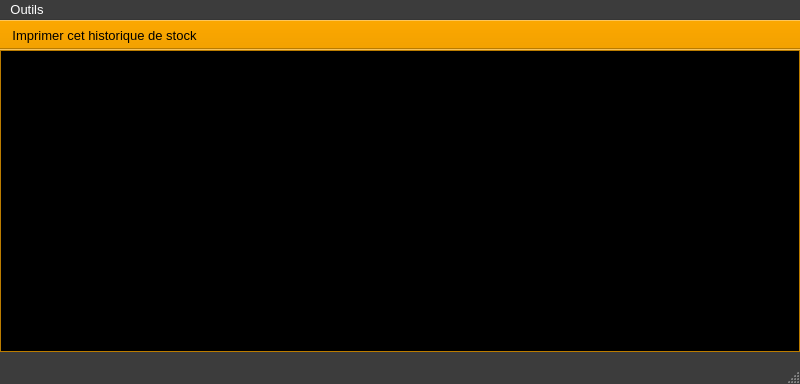
First picture: the form in ui/yeroth-erp-historique-du-stock-window.ui, repository xnoumbissinoundou/yeroth-erp-3.0, before the edit.
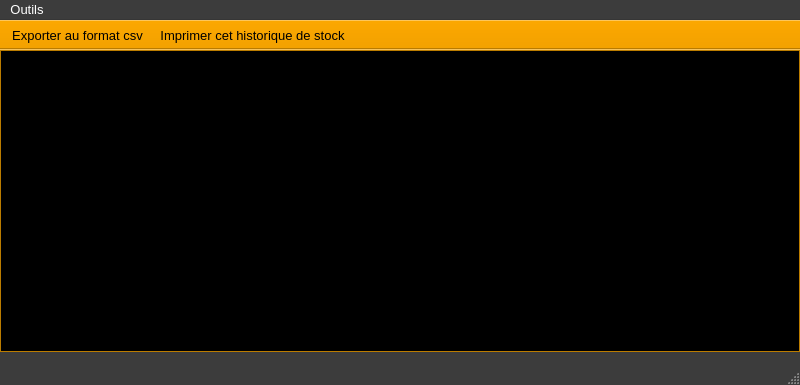
Second picture: the form after the edit. Icons and pictures are not drawn. Custom widgets are drawn as their Qt base class.

Commit message: On branch master 	modified:   ui/yeroth-erp-historique-du-stock-window.ui 	modified:   ui/yeroth-erp-tableau-des-transactions-du-client-window.ui 	modified:   ui/yeroth-erp-tableau-des-transactions-du-fournisseur-window.ui

Patch:
```diff
--- a/ui/yeroth-erp-historique-du-stock-window.ui
+++ b/ui/yeroth-erp-historique-du-stock-window.ui
@@ -10,7 +10,7 @@
     <x>0</x>
     <y>0</y>
     <width>800</width>
-    <height>384</height>
+    <height>385</height>
    </rect>
   </property>
   <property name="palette">
@@ -1745,6 +1745,7 @@
    <attribute name="toolBarBreak">
     <bool>false</bool>
    </attribute>
+   <addaction name="actionExporter_au_format_csv"/>
    <addaction name="actionAfficherPDF"/>
   </widget>
   <action name="actionAfficherPDF">
@@ -1764,6 +1765,21 @@
     </font>
    </property>
   </action>
+  <action name="actionExporter_au_format_csv">
+   <property name="icon">
+    <iconset>
+     <normalon>:/yeroth-erp-3-0-images/yeroth-erp-3.0-export-csv-data-icon.png</normalon>
+    </iconset>
+   </property>
+   <property name="text">
+    <string>Exporter au format csv</string>
+   </property>
+   <property name="font">
+    <font>
+     <pointsize>10</pointsize>
+    </font>
+   </property>
+  </action>
  </widget>
  <customwidgets>
   <customwidget>
```
Left out of the diff: 1 changed line with no effect on the pictures. The commit also changes 2 other files.
